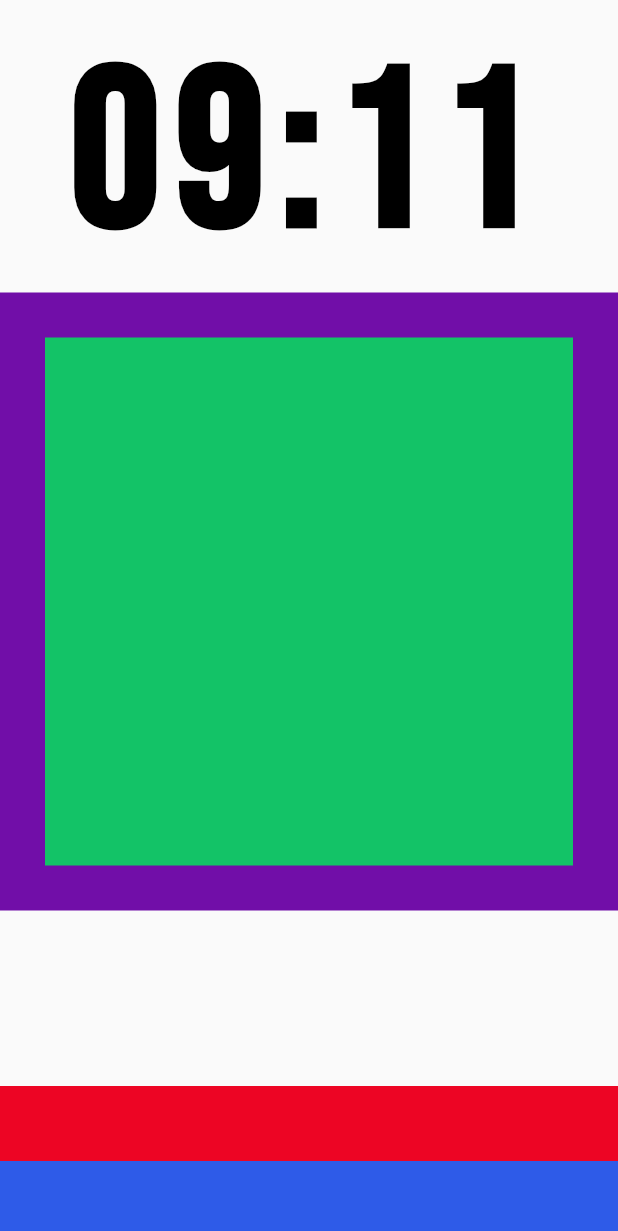
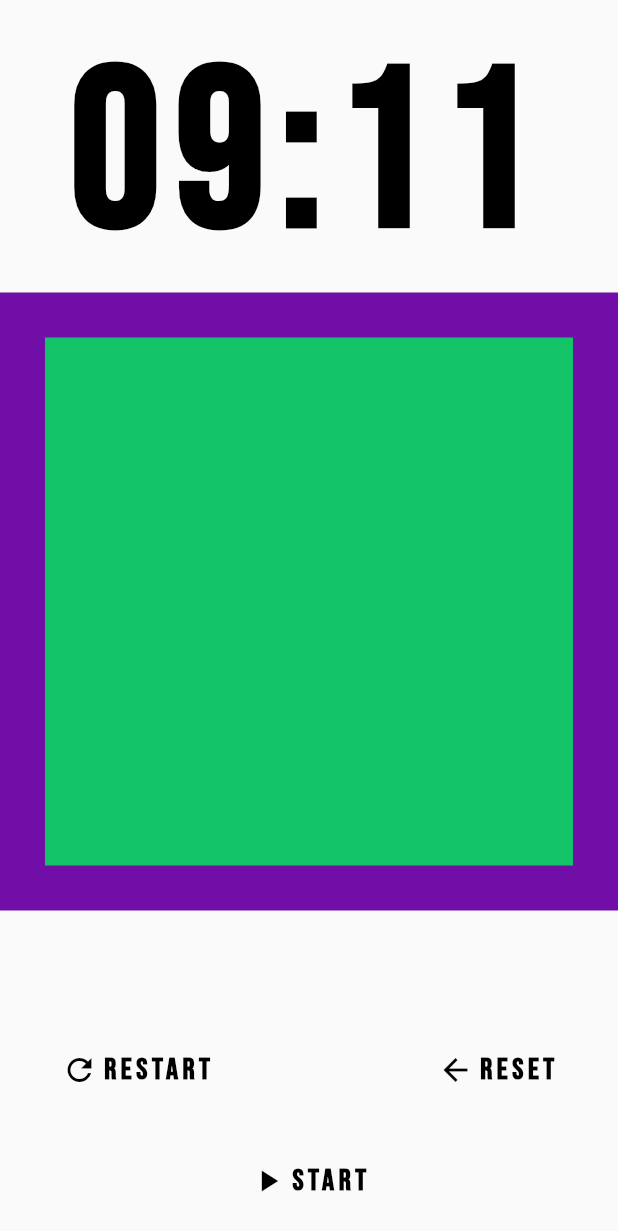
Before and after one commit to sabith-th/flutter-egg-timer, a Flutter app: the screen it shows after launch, on a phone screen of 412 x 824 dp. Shown: the top 1231 px of the screen. Run offline on Flutter 3.47's test engine with Material 2 defaults, Android fonts, the phone set to English and light mode, and no system bars.

Commit message:
added timer button and controls widgets

```diff
--- /dev/null
+++ b/lib/egg_timer_button.dart
@@ -0,0 +1,39 @@
+import 'package:flutter/material.dart';
+
+class EggTimerButton extends StatelessWidget {
+  final IconData icon;
+  final String text;
+
+  EggTimerButton({
+    this.icon,
+    this.text
+  });
+
+  @override
+  Widget build(BuildContext context) {
+    return FlatButton(
+      splashColor: Color(0x2200000000),
+      onPressed: () {},
+      child: Padding(
+        padding: EdgeInsets.all(25.0),
+        child: Row(
+          mainAxisAlignment: MainAxisAlignment.center,
+          children: <Widget>[
+            Padding(
+              padding: EdgeInsets.only(right: 3.0),
+              child: Icon(icon, color: Colors.black),
+            ),
+            Text(
+              text,
+              style: TextStyle(
+                  color: Colors.black,
+                  fontSize: 20.0,
+                  fontWeight: FontWeight.bold,
+                  letterSpacing: 3.0),
+            )
+          ],
+        ),
+      ),
+    );
+  }
+}
--- /dev/null
+++ b/lib/egg_timer_controls.dart
@@ -0,0 +1,25 @@
+import 'package:flutter/material.dart';
+import 'package:flutter_egg_timer/egg_timer_button.dart';
+
+class EggTimerControls extends StatefulWidget {
+  @override
+  _EggTimerControlsState createState() => _EggTimerControlsState();
+}
+
+class _EggTimerControlsState extends State<EggTimerControls> {
+  @override
+  Widget build(BuildContext context) {
+    return Column(
+      children: <Widget>[
+        Row(
+          children: <Widget>[
+            EggTimerButton(icon: Icons.refresh, text: 'RESTART'),
+            Expanded(child: Container()),
+            EggTimerButton(icon: Icons.arrow_back, text: 'RESET')
+          ],
+        ),
+        EggTimerButton(icon: Icons.play_arrow, text: 'START'),
+      ],
+    );
+  }
+}
--- a/lib/main.dart
+++ b/lib/main.dart
@@ -1,4 +1,5 @@
 import 'package:flutter/material.dart';
+import 'package:flutter_egg_timer/egg_timer_controls.dart';
 import 'package:flutter_egg_timer/egg_timer_time_display.dart';
 import 'package:flutter_egg_timer/fluttery/framing.dart';
 
@@ -33,14 +34,7 @@ class MyApp extends StatelessWidget {
               Expanded(
                 child: Container(),
               ),
-              RandomColorBlock(
-                width: double.infinity,
-                height: 50.0,
-              ),
-              RandomColorBlock(
-                width: double.infinity,
-                height: 50.0,
-              )
+              EggTimerControls()
             ],
           ),
         ),
```
